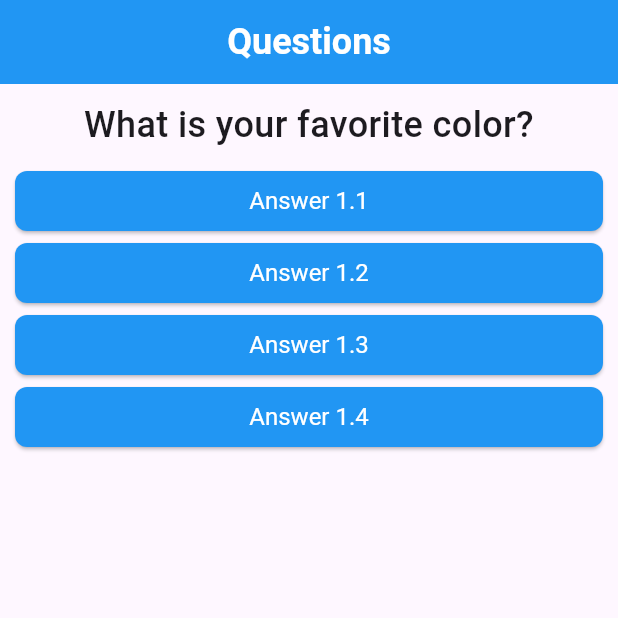
After one commit to joseferreira-dev/project_questions_app, a Flutter app: the screen it shows after launch, on a phone screen of 412 x 824 dp, the top half of it. The commit adds this screen. Run offline on Flutter 3.47's test engine with Material 3 defaults, Android fonts, the phone set to English and light mode, and no system bars.

Commit message:
Create quiz widget

```diff
--- a/lib/main.dart
+++ b/lib/main.dart
@@ -1,7 +1,6 @@
 import 'package:flutter/material.dart';
-import './question.dart';
-import './answer.dart';
 import './result.dart';
+import './quiz.dart';
 
 void main() {
   runApp(const QuestionsApp());
@@ -75,11 +74,10 @@ class _QuestionsAppState extends State<QuestionsApp> {
           backgroundColor: Colors.blue,
         ),
         body: hasSelectedQuestion
-        ? Column(
-          children: [
-            Question(_questions[_selectedQuestion]['text'] as String),
-            ...?answersList?.map((text) => Answer(text, _answer)),
-          ],
+        ? Quiz(
+          _questions[_selectedQuestion]['text'] as String,
+          answersList!,
+          _answer,
         )
         : const Result('Parabéns!'),
       ),
--- /dev/null
+++ b/lib/quiz.dart
@@ -0,0 +1,21 @@
+import 'package:flutter/material.dart';
+import './question.dart';
+import './answer.dart';
+
+class Quiz extends StatelessWidget {
+  final String question;
+  final List<String> answers;
+  final void Function() onSelected;
+
+  const Quiz(this.question, this.answers, this.onSelected, {super.key});
+
+  @override
+  Widget build(BuildContext context) {
+    return Column(
+      children: [
+        Question(question),
+        ...answers.map((text) => Answer(text, onSelected)),
+      ],
+    );
+  }
+}
```
